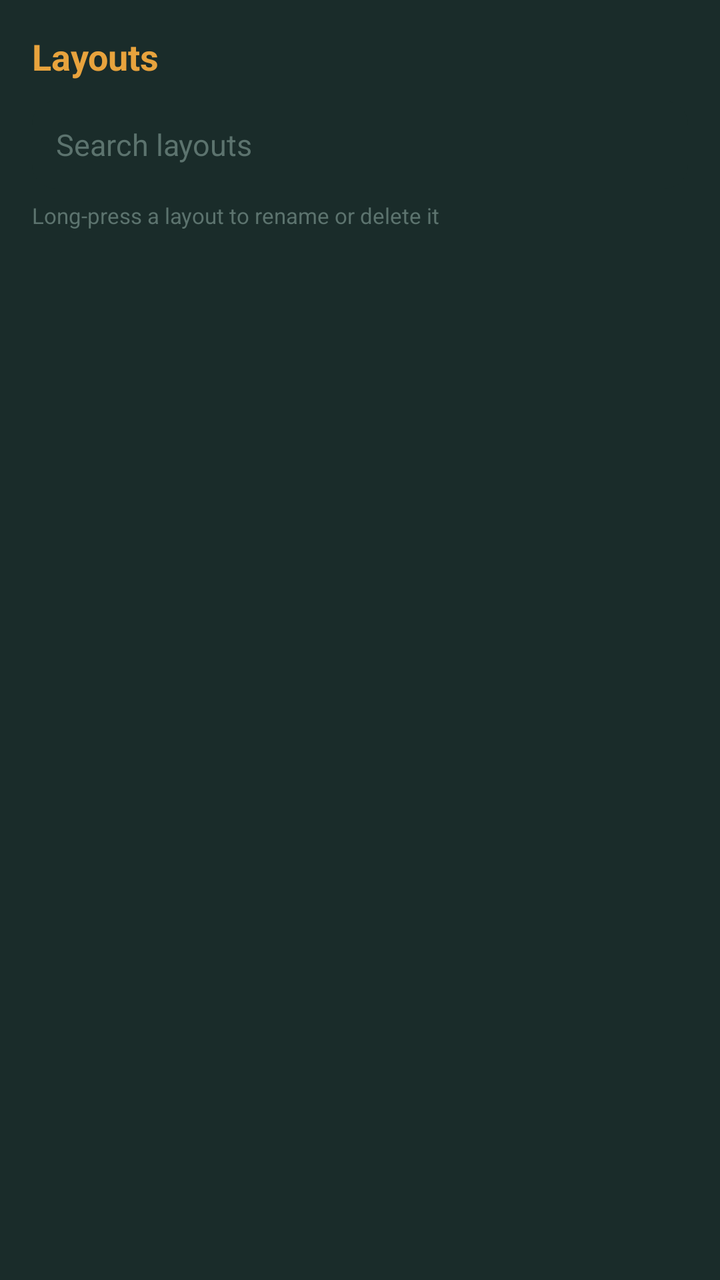
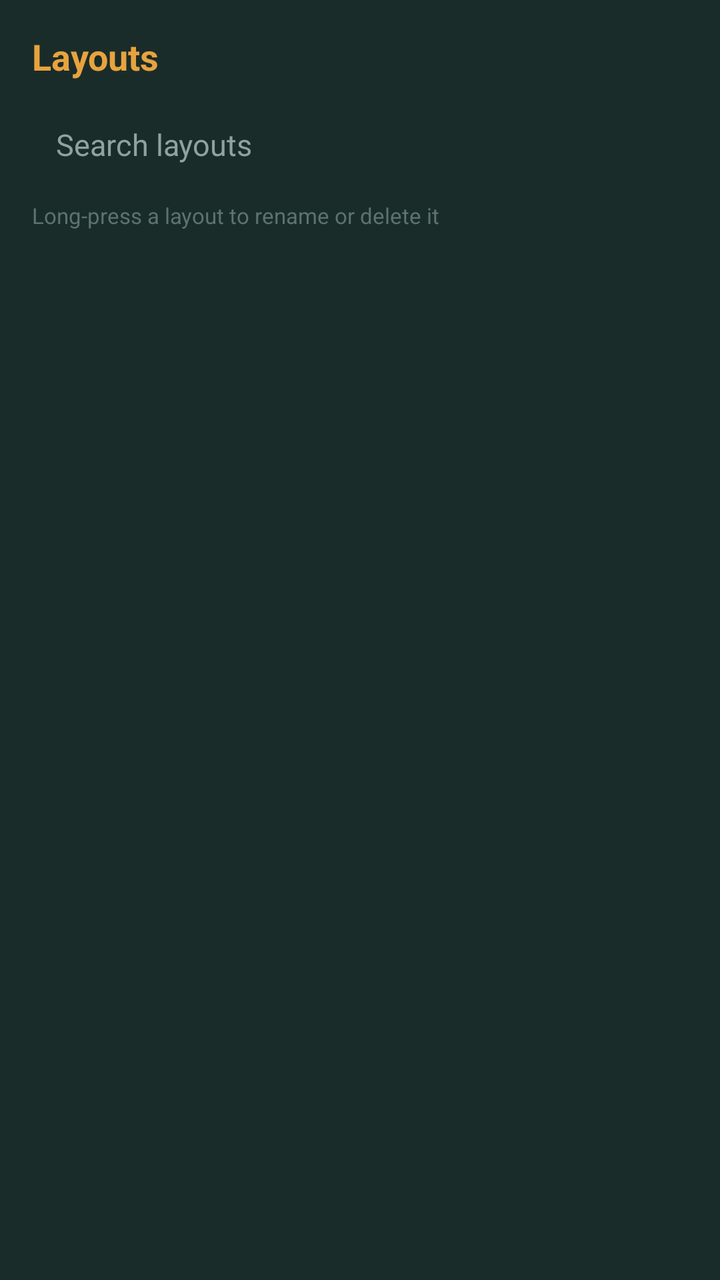

An Android layout rendered at two revisions. The XML below is the earlier revision; the diff shows what the commit changed to produce the second picture.
<!-- AndroidManifest.xml: application theme Theme.FocusLedger -->
<!-- res/layout/dialog_layout_picker.xml -->
<?xml version="1.0" encoding="utf-8"?>
<LinearLayout xmlns:android="http://schemas.android.com/apk/res/android"
    android:layout_width="match_parent"
    android:layout_height="wrap_content"
    android:orientation="vertical"
    android:background="#1A2C2A"
    android:padding="16dp">

    <TextView
        android:id="@+id/layoutPickerTitle"
        android:layout_width="match_parent"
        android:layout_height="wrap_content"
        android:text="Layouts"
        android:textColor="#E8A33D"
        android:textSize="18sp"
        android:textStyle="bold"
        android:layout_marginBottom="10dp" />

    <EditText
        android:id="@+id/layoutFilter"
        android:layout_width="match_parent"
        android:layout_height="44dp"
        android:hint="Search layouts"
        android:textColorHint="#5C736E"
        android:textColor="#F1EDE3"
        android:textSize="15sp"
        android:background="@drawable/bg_row_track"
        android:paddingStart="12dp"
        android:paddingEnd="12dp"
        android:inputType="text"
        android:importantForAutofill="no" />

    <TextView
        android:id="@+id/layoutHint"
        android:layout_width="match_parent"
        android:layout_height="wrap_content"
        android:layout_marginTop="6dp"
        android:text="Long-press a layout to rename or delete it"
        android:textColor="#5C736E"
        android:textSize="11sp" />

    <ScrollView
        android:layout_width="match_parent"
        android:layout_height="300dp"
        android:layout_marginTop="8dp">

        <LinearLayout
            android:id="@+id/layoutList"
            android:layout_width="match_parent"
            android:layout_height="wrap_content"
            android:orientation="vertical" />
    </ScrollView>

</LinearLayout>
<!-- resources referenced by this layout -->
<resources>
  <!-- drawable bg_row_track (drawable) -->
  <?xml version="1.0" encoding="utf-8"?>
  <shape xmlns:android="http://schemas.android.com/apk/res/android" android:shape="rectangle">
      <solid android:color="#1A2C2A" />
      <corners android:radius="12dp" />
  </shape>
  <style name="Theme.FocusLedger" parent="Theme.AppCompat.DayNight.NoActionBar">
          <item name="colorPrimary">#E8A33D</item>
          <item name="colorPrimaryDark">#12201F</item>
          <item name="colorAccent">#6FAFC4</item>
          <item name="android:windowBackground">#12201F</item>
      </style>
</resources>

<!-- the commit's change to res/layout/dialog_layout_picker.xml (unified diff, before → after) -->
@@ -21,7 +21,7 @@
         android:layout_width="match_parent"
         android:layout_height="44dp"
         android:hint="Search layouts"
-        android:textColorHint="#5C736E"
+        android:textColorHint="#8FA39E"
         android:textColor="#F1EDE3"
         android:textSize="15sp"
         android:background="@drawable/bg_row_track"
